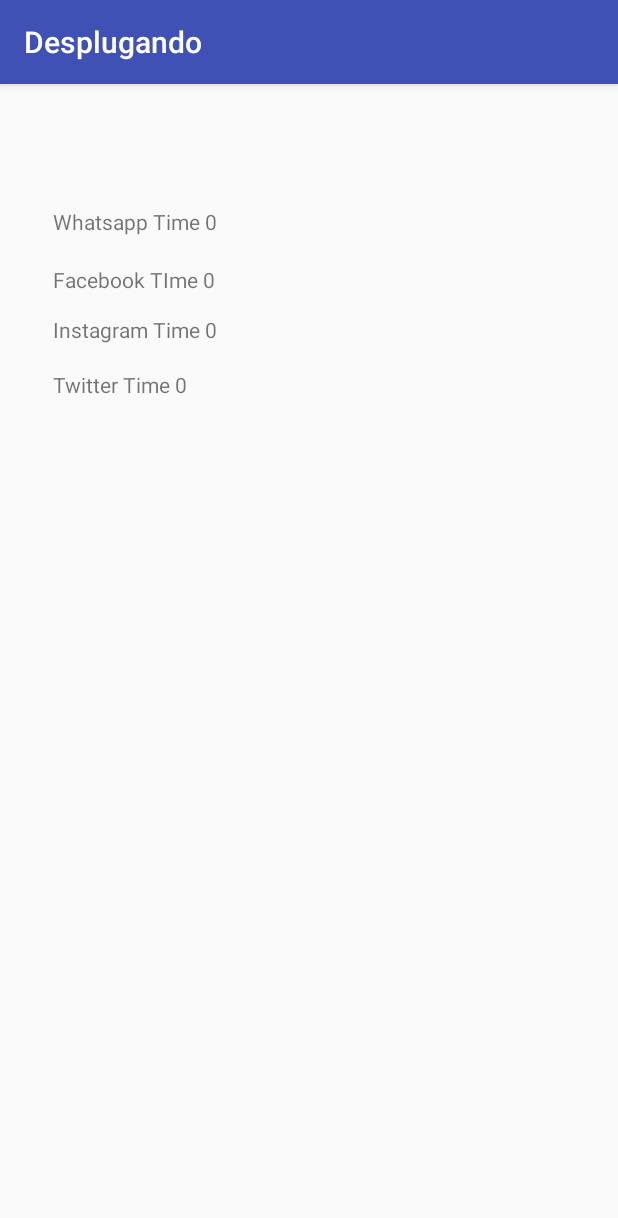
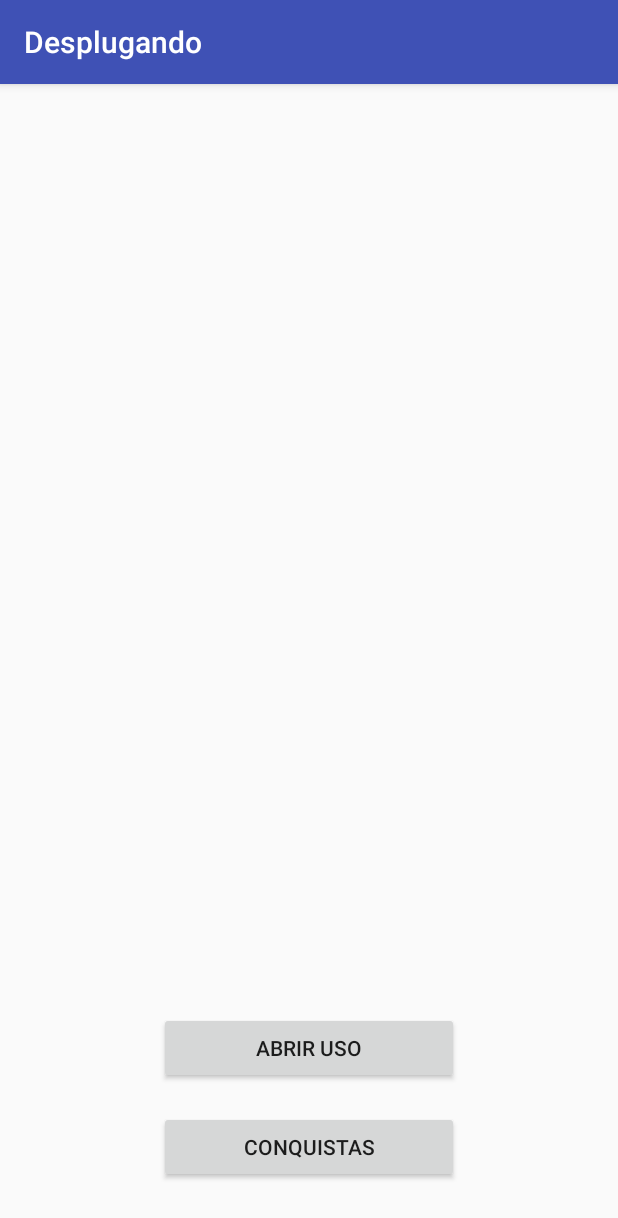
Before and after one commit to nathanvmag/10Plugando, an Android app: the screen it shows after launch (MainActivity), on a phone screen of 412 x 824 dp. Shown: the top 1218 px of the screen. Run offline under Robolectric (Android 15) with nearby library versions, the phone set to English and light mode, and no system bars; libraries missing offline, so code that uses them is left out: com.jaredrummler.android.

Commit message:
Fix time and start layout

```diff
--- a/Desplugando/app/src/main/java/nave/com/desplugando/MainActivity.java
+++ b/Desplugando/app/src/main/java/nave/com/desplugando/MainActivity.java
@@ -9,6 +9,9 @@ import android.os.Handler;
 import android.support.v7.app.AppCompatActivity;
 import android.os.Bundle;
 import android.util.Log;
+import android.view.View;
+import android.widget.Button;
+import android.widget.RelativeLayout;
 import android.widget.TextView;
 
 import com.jaredrummler.android.processes.AndroidProcesses;
@@ -19,6 +22,8 @@ import java.util.List;
 public class MainActivity extends AppCompatActivity implements Runnable{
         Handler h ;
     TextView fb,wpp,insta,twitter;
+    Button usobt;
+    RelativeLayout inicial,uso;
     @Override
     protected void onCreate(Bundle savedInstanceState) {
         super.onCreate(savedInstanceState);
@@ -37,21 +42,51 @@ public class MainActivity extends AppCompatActivity implements Runnable{
         fb= (TextView)findViewById(R.id.fb);
         wpp= (TextView)findViewById(R.id.wpp);
         insta =(TextView)findViewById(R.id.insta);
-        twitter= (TextView)findViewById(R.id.twitter);
+        twitter= (TextView)findViewById(R.id.tt);
+        inicial =(RelativeLayout)findViewById(R.id.InicialLayout);
+        uso = (RelativeLayout)findViewById(R.id.UsoLayout);
+        usobt= (Button)findViewById(R.id.usoBt);
+        inicial.setVisibility(View.VISIBLE);
+        uso.setVisibility(View.INVISIBLE);
+        usobt.setOnClickListener(new View.OnClickListener() {
+            @Override
+            public void onClick(View v) {
+                inicial.setVisibility(View.INVISIBLE);
+                uso.setVisibility(View.VISIBLE);
+            }
+        });
         super.onStart();
+    }
+    String CriadordeHorario(int segundos)
+    {
+        int minutos=0,horas=0,segundos2 =0;
+        if (segundos>=60)
+        {
+            minutos = segundos/60;
+            segundos2= segundos%60;
+            if (minutos>=60)
+            {
+                horas= minutos/60;
+                minutos= minutos%60;
+            }
+        }
+        else segundos2=segundos;
+
+        return  horas+"h "+minutos+"min "+segundos2+"seg ";
     }
 
     @Override
     public void run() {
         SharedPreferences sp = getSharedPreferences("prefs", Activity.MODE_PRIVATE);
-        String fbb = "Facebook TIme "+ String.valueOf(sp.getInt("facebook",0));
+
         if (fb!=null) {
+            String fbb = CriadordeHorario(sp.getInt("facebook",0));
             fb.setText(fbb);
-            String wppp = "Whatsapp Time " + sp.getInt("whatsapp", 0);
+            String wppp = CriadordeHorario(sp.getInt("whatsapp",0));
             wpp.setText(wppp);
-            String instaa = "Instagram Time " + sp.getInt("instagram", 0);
+            String instaa = CriadordeHorario(sp.getInt("instagram",0));
             insta.setText(instaa);
-            String twiiter = "Twitter Time " + sp.getInt("twitter", 0);
+            String twiiter = CriadordeHorario(sp.getInt("twitter",0));
             twitter.setText(twiiter);
         }
 
--- a/Desplugando/app/src/main/java/nave/com/desplugando/ViciService.java
+++ b/Desplugando/app/src/main/java/nave/com/desplugando/ViciService.java
@@ -29,8 +29,14 @@ import com.jaredrummler.android.processes.AndroidProcesses;
 import com.jaredrummler.android.processes.models.AndroidAppProcess;
 
 import java.security.acl.NotOwnerException;
+import java.util.Calendar;
 import java.util.Collections;
 import java.util.List;
+import java.util.Timer;
+import java.util.TimerTask;
+import java.util.concurrent.Executors;
+import java.util.concurrent.ScheduledExecutorService;
+import java.util.concurrent.TimeUnit;
 
 import static android.R.id.list;
 
@@ -39,11 +45,16 @@ import static android.R.id.list;
  * Created by henrique.filho on 19/06/2017.
  */
 
-public class ViciService extends Service implements Runnable  {
+public class ViciService extends Service  {
     boolean active = true;
     public int whatsapp,facebook,instagram,twitter;
 
     Handler h ;
+    Timer t ;
+    Calendar calendar;
+    int day;
+    int NotifyHour = 14;
+    int resetHour=0;
     private final LocalBinder connection = new LocalBinder();
 
     @Override
@@ -62,10 +73,21 @@ public class ViciService extends Service implements Runnable  {
         instagram= sp.getInt("instagram",0);
         debug("Criou o servico");
         active = true;
-        h= new Handler();
-        h.post(this);
+        calendar = Calendar.getInstance();
+        day = (int)calendar.get(Calendar.DAY_OF_MONTH);
+
+        ScheduledExecutorService scheduleTaskExecutor = Executors.newScheduledThreadPool(5);
+
+        scheduleTaskExecutor.scheduleAtFixedRate(new Runnable() {
+            public void run() {
+                 task();
+                debug("1 segundoooo");
+            }
+        }, 0, 1, TimeUnit.SECONDS);
+
 
     }
+
 
     //This class returns to Activity the service reference.
     //With this reference is possible to get the Counter value and show to user.
@@ -92,40 +114,52 @@ public class ViciService extends Service implements Runnable  {
 
 
     }
-
-
-    @Override
-    public void run() {
+    void task()
+    {
         SharedPreferences sp = getSharedPreferences("prefs", Activity.MODE_PRIVATE);
         SharedPreferences.Editor editor = sp.edit();
+        debug("1 seg");
+        if (calendar.get(Calendar.HOUR_OF_DAY) == NotifyHour)
+        {
+            if (NotifyHour==14)NotifyHour=21;
+            else if (NotifyHour==21)NotifyHour=14;
+            Notify(R.drawable.r,"Veja o uso nas redes","Veja quanto tempo já foi gasto nas redes",0,MainActivity.class);
+        }
+        if (calendar.get(Calendar.DAY_OF_MONTH)!=day&&calendar.get(Calendar.HOUR_OF_DAY)==resetHour)
+        {
+            day = calendar.get(Calendar.DAY_OF_MONTH);
+            Notify(R.drawable.r,"As estatisticas serão resetadas","Veja quanto tempo já foi gasto nas redes sociais",0,MainActivity.class);
+            Timer t = new Timer();
+            t.schedule(new TimerTask() {
+                @Override
+                public void run() {
+                    whatsapp=0;
+                    facebook=0;
+                    twitter=0;
+                    instagram=0;
+                    Notify(R.drawable.r,"As estatisticas Foram resetadas","Veja quanto tempo já foi gasto nas redes sociais",0,MainActivity.class);
+                }
+            },1800000);
+        }
 
-      /*  List<ActivityManager.RunningAppProcessInfo> processes = AndroidProcesses.getRunningAppProcessInfo(getBaseContext());
-        debug(processes.get(0).processName);
-        for (ActivityManager.RunningAppProcessInfo am :processes
-             ) {
-
-           // debug(am.processName);
-
-        }
-*/
         List<AndroidAppProcess> processes = AndroidProcesses.getRunningAppProcesses();
         for(AndroidAppProcess ap : processes)
         {
             if (ap.getPackageName().equals("com.facebook.katana")&& ap.foreground&&ap.name.equals("com.facebook.katana")){
-            // debug(ap.getPackageName() + "  "+ ap.foreground);
-            facebook++;
-        }
+                // debug(ap.getPackageName() + "  "+ ap.foreground);
+                facebook+=5;
+            }
             if (ap.getPackageName().equals("com.whatsapp")&& ap.foreground&&ap.name.equals("com.whatsapp")){
                 // debug(ap.getPackageName() + "  "+ ap.foreground);
-                whatsapp++;
+                whatsapp+=5;
             }
             if (ap.getPackageName().equals("com.twitter.android")&& ap.foreground&&ap.name.equals("com.twitter.android")){
                 // debug(ap.getPackageName() + "  "+ ap.foreground);
-                twitter++;
+                twitter+=5;
             }
             if (ap.getPackageName().equals("com.instagram.android")&& ap.foreground&&ap.name.equals("com.instagram.android")){
                 // debug(ap.getPackageName() + "  "+ ap.foreground);
-                instagram++;
+                instagram+=5;
             }
 
         }
@@ -135,8 +169,9 @@ public class ViciService extends Service implements Runnable  {
         editor.putInt("facebook",facebook);
         editor.putInt("instagram",instagram);
         editor.commit();
-        h.postDelayed(this,1000);
     }
+
+
 
     private void SetInterval()
     {
--- a/Desplugando/app/src/main/res/layout/activity_main.xml
+++ b/Desplugando/app/src/main/res/layout/activity_main.xml
@@ -1,5 +1,6 @@
 <?xml version="1.0" encoding="utf-8"?>
 <RelativeLayout xmlns:android="http://schemas.android.com/apk/res/android"
+    xmlns:app="http://schemas.android.com/apk/res-auto"
     xmlns:tools="http://schemas.android.com/tools"
     android:id="@+id/activity_main"
     android:layout_width="match_parent"
@@ -10,40 +11,160 @@
     android:paddingTop="@dimen/activity_vertical_margin"
     tools:context="nave.com.desplugando.MainActivity">
 
+    <RelativeLayout
+        android:layout_width="match_parent"
+        android:layout_height="match_parent"
+        android:layout_alignParentTop="true"
+        android:layout_alignParentStart="true"
+        android:id="@+id/InicialLayout"
+        android:visibility="invisible">
+
+        <Button
+            android:text="Abrir Uso"
+            android:layout_height="wrap_content"
+            android:layout_marginBottom="85dp"
+            android:id="@+id/usoBt"
+            android:layout_width="200dp"
+            android:layout_alignParentBottom="true"
+            android:layout_centerHorizontal="true" />
+
+        <Button
+            android:text="Conquistas"
+            android:layout_width="200dp"
+            android:layout_height="wrap_content"
+            android:layout_alignParentBottom="true"
+            android:layout_marginBottom="19dp"
+            android:id="@+id/button2"
+            android:layout_centerHorizontal="true" />
+
+    </RelativeLayout>
+
+    <RelativeLayout
+        android:layout_width="match_parent"
+        android:layout_height="match_parent"
+        android:id="@+id/UsoLayout"
+        android:layout_alignParentTop="true"
+        android:layout_alignParentStart="true">
+
         <TextView
-        android:text="Whatsapp TIme"
+            android:text="5h 30min 25seg"
             android:layout_width="wrap_content"
             android:layout_height="wrap_content"
-        android:layout_alignParentTop="true"
-        android:layout_alignParentStart="true"
-        android:layout_marginStart="19dp"
-        android:layout_marginTop="66dp"
-        android:id="@+id/wpp" />
+            android:id="@+id/wpp"
+            android:layout_marginRight="233dp"
+            tools:visibility="visible"
+            android:textSize="18sp"
+            android:layout_marginBottom="10dp"
+            android:layout_alignBottom="@+id/imageView4"
+            android:layout_alignStart="@+id/tt" />
 
         <TextView
-        android:text="Facebook TIme"
+            android:text="TWITTER"
             android:layout_width="wrap_content"
             android:layout_height="wrap_content"
-        android:layout_below="@+id/wpp"
-        android:layout_alignStart="@+id/wpp"
-        android:layout_marginTop="19dp"
-        android:id="@+id/fb" />
+            android:id="@+id/textView2"
+            android:textSize="24sp"
+            android:layout_alignTop="@+id/imageView"
+            android:layout_alignStart="@+id/textView" />
+
+        <ImageView
+            android:layout_width="80dp"
+            android:layout_height="80dp"
+            app:srcCompat="@drawable/fb"
+            android:id="@+id/imageView2"
+            android:layout_alignParentTop="true"
+            android:layout_alignStart="@+id/imageView" />
 
         <TextView
-        android:text="Instagram Time"
+            android:text="FACEBOOK"
             android:layout_width="wrap_content"
             android:layout_height="wrap_content"
-        android:layout_below="@+id/fb"
-        android:layout_alignStart="@+id/fb"
-        android:layout_marginTop="14dp"
-        android:id="@+id/insta" />
+            android:id="@+id/textView"
+            android:textSize="24sp"
+            android:layout_alignParentTop="true"
+            android:layout_centerHorizontal="true" />
+
+        <ImageView
+            android:layout_width="80dp"
+            android:layout_height="80dp"
+            app:srcCompat="@drawable/twitter"
+            android:id="@+id/imageView"
+            android:layout_below="@+id/imageView2"
+            android:layout_alignStart="@+id/twitter"
+            android:layout_marginTop="47dp" />
+
+        <ImageView
+            android:layout_width="80dp"
+            android:layout_height="80dp"
+            app:srcCompat="@drawable/wpp"
+            android:id="@+id/imageView4"
+            android:layout_marginTop="45dp"
+            android:layout_below="@+id/imageView"
+            android:layout_alignEnd="@+id/twitter" />
+
+        <ImageView
+            android:layout_width="80dp"
+            android:layout_height="80dp"
+            app:srcCompat="@drawable/insta"
+            android:id="@+id/imageView3"
+            android:layout_alignParentBottom="true"
+            android:layout_alignStart="@+id/imageView4"
+            android:layout_marginBottom="24dp" />
 
         <TextView
-        android:text="Twitter Time"
+            android:text="WHATSAPP"
             android:layout_width="wrap_content"
             android:layout_height="wrap_content"
-        android:layout_below="@+id/insta"
-        android:layout_alignStart="@+id/insta"
-        android:layout_marginTop="17dp"
-        android:id="@+id/twitter" />
+            android:id="@+id/textView3"
+            android:textSize="24sp"
+            android:layout_alignTop="@+id/imageView4"
+            android:layout_alignStart="@+id/textView2" />
+
+        <TextView
+            android:text="INSTAGRAM"
+            android:layout_width="wrap_content"
+            android:layout_height="wrap_content"
+            android:id="@+id/textView4"
+            android:textSize="24sp"
+            android:layout_alignTop="@+id/imageView3"
+            android:layout_alignStart="@+id/textView3" />
+
+        <TextView
+            android:text="5h 30min 25seg"
+            android:layout_width="wrap_content"
+            android:layout_height="wrap_content"
+            android:id="@+id/insta"
+            android:layout_marginRight="233dp"
+            tools:visibility="visible"
+            android:textSize="18sp"
+            android:layout_marginBottom="13dp"
+            android:layout_alignBottom="@+id/imageView3"
+            android:layout_alignStart="@+id/wpp" />
+
+        <TextView
+            android:text="5h 30min 25seg"
+            android:layout_width="wrap_content"
+            android:layout_height="wrap_content"
+            android:id="@+id/fb"
+            android:layout_marginRight="233dp"
+            tools:visibility="visible"
+            android:textSize="18sp"
+            android:layout_marginBottom="13dp"
+            android:layout_above="@+id/imageView"
+            android:layout_alignParentEnd="true"
+            android:layout_marginEnd="20dp" />
+
+        <TextView
+            android:text="5h 30min 25seg"
+            android:layout_width="wrap_content"
+            android:layout_height="wrap_content"
+            android:id="@+id/tt"
+            android:layout_marginRight="233dp"
+            tools:visibility="visible"
+            android:textSize="18sp"
+            android:layout_marginBottom="13dp"
+            android:layout_above="@+id/imageView4"
+            android:layout_alignStart="@+id/fb" />
     </RelativeLayout>
+
+</RelativeLayout>
```
Also changed, not shown: Desplugando/app/src/main/res/drawable/fb.png (added), Desplugando/app/src/main/res/drawable/insta.png (added), Desplugando/app/src/main/res/drawable/r.png (added), Desplugando/app/src/main/res/drawable/twitter.png (added), Desplugando/app/src/main/res/drawable/wpp.png (added). Lines whose indentation alone changed are shown as unchanged.
